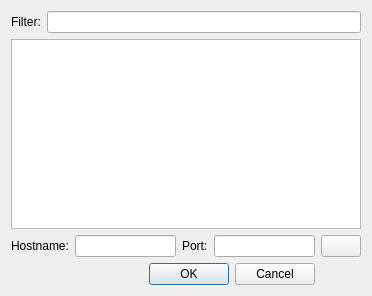
Qt form lib/Debugger/ChooseProcess.ui (F8LEFT/ART) before a commit.
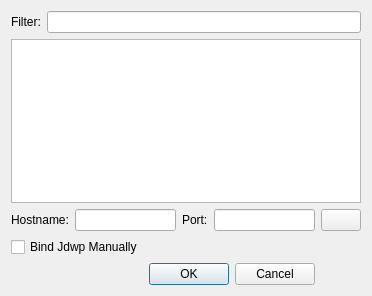
The same form after that commit. Icons and pictures are not drawn.

Commit message: Debugger: add Stop on process entry method

```diff
--- a/lib/Debugger/ChooseProcess.ui
+++ b/lib/Debugger/ChooseProcess.ui
@@ -48,7 +48,7 @@
      </property>
     </widget>
    </item>
-   <item row="3" column="2" colspan="3">
+   <item row="4" column="2" colspan="3">
     <widget class="QDialogButtonBox" name="mButtonBox">
      <property name="orientation">
       <enum>Qt::Horizontal</enum>
@@ -75,6 +75,13 @@
    <item row="0" column="1" colspan="5">
     <widget class="QLineEdit" name="mFilterEdit"/>
    </item>
+   <item row="3" column="0" colspan="6">
+    <widget class="QCheckBox" name="mJdwpBindCheck">
+     <property name="text">
+      <string>Bind Jdwp Manually</string>
+     </property>
+    </widget>
+   </item>
   </layout>
  </widget>
  <resources>
```
The commit also changes 23 other files.
